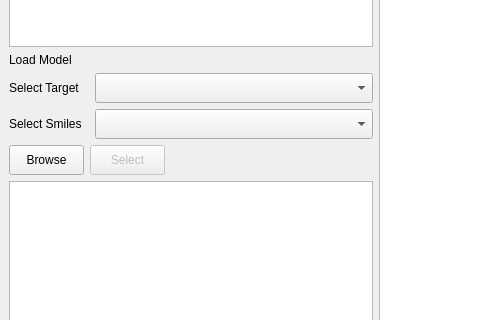
Above: QSAR-UI/mainwindow4.ui from sheMnapion/AI-QSAR before the change; both pictures show x 0 to 480 and y 317 to 637 of the 1117 by 970 pixel window. Below: the same form after it.
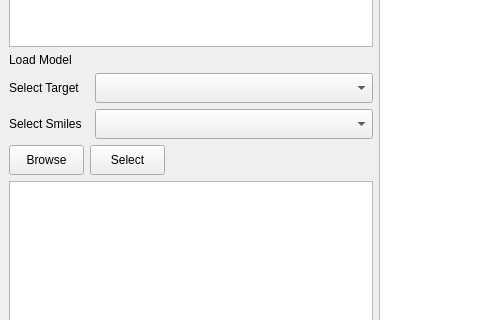
That is the form after the change.

Commit message: Add dependency of data->train, model->design in tab4

The edit to the form file:
```diff
--- a/QSAR-UI/mainwindow4.ui
+++ b/QSAR-UI/mainwindow4.ui
@@ -369,7 +369,7 @@
             <item>
              <widget class="QPushButton" name="modelSelectBtn">
               <property name="enabled">
-               <bool>false</bool>
+               <bool>true</bool>
               </property>
               <property name="sizePolicy">
                <sizepolicy hsizetype="Fixed" vsizetype="Fixed">
```
The commit also changes 1 other file.
